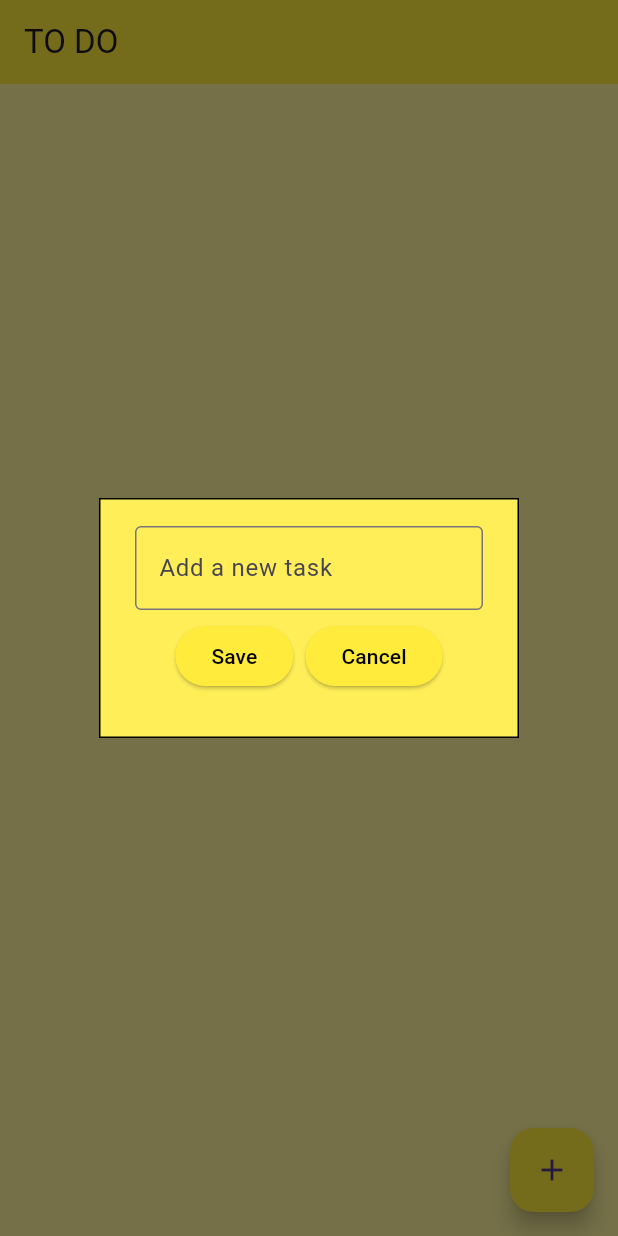
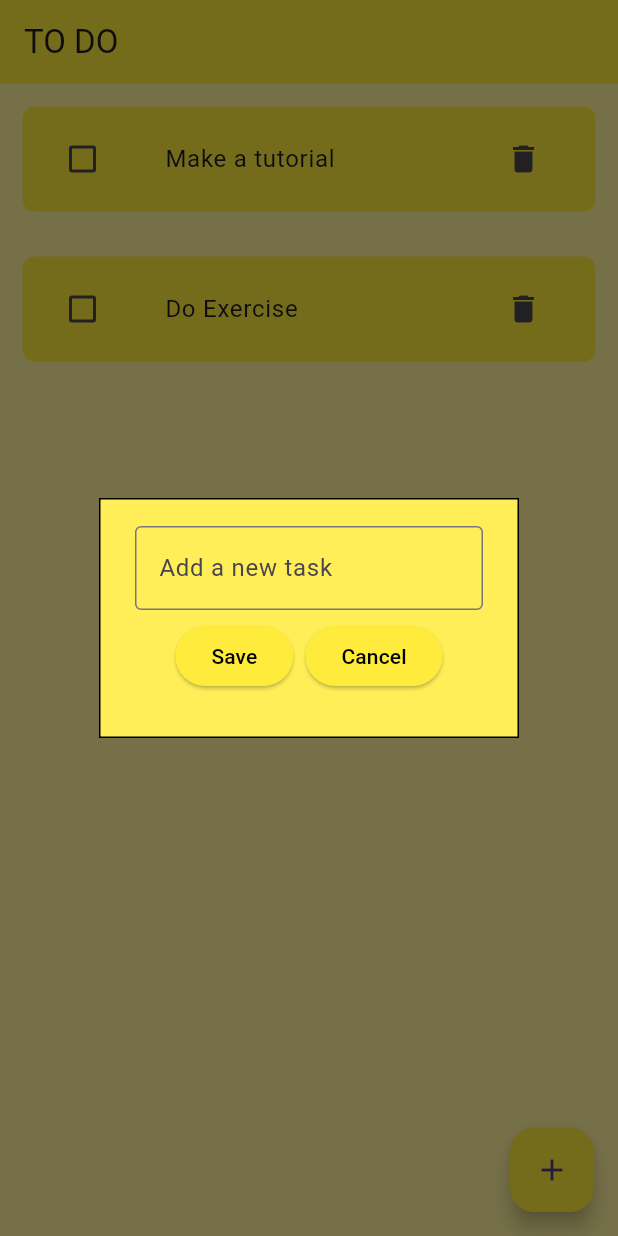
Before and after one commit to DanielLeke/To-Do-App, a Flutter app: the screen it shows after launch, after a tap on the "add" icon, on a phone screen of 412 x 824 dp. Run offline on Flutter 3.47's test engine with Material 3 defaults, Android fonts, the phone set to English and light mode, and no system bars.

```diff
--- a/lib/pages/home_page.dart
+++ b/lib/pages/home_page.dart
@@ -10,9 +10,13 @@ class HomePage extends StatefulWidget {
 }
 
 class _HomePageState extends State<HomePage> {
-  final List toDoItems = [];
+  final List toDoItems = [
+    ["Make a tutorial", false],
+    ["Do Exercise", false],
+  ];
   final _controller = TextEditingController();
   final List<dynamic> objectBuilder = List.filled(2, "");
+  void checkTheToDoItems() => print(toDoItems);
 
   @override
   Widget build(BuildContext context) {
@@ -34,6 +38,7 @@ class _HomePageState extends State<HomePage> {
                     saveAction: () {
                       setState(() {
                         toDoItems.add([_controller.text, false]);
+                        checkTheToDoItems();
                       });
                       Navigator.of(context).pop();
                     },
--- a/lib/utilities/dialog_box.dart
+++ b/lib/utilities/dialog_box.dart
@@ -20,8 +20,9 @@ class DialogBox extends StatelessWidget {
         height: 120,
         child:
             Column(mainAxisAlignment: MainAxisAlignment.spaceEvenly, children: [
-          const TextField(
-            decoration: InputDecoration(
+          TextField(
+            controller: textcontroller,
+            decoration: const InputDecoration(
               border: OutlineInputBorder(),
               hintText: "Add a new task",
             ),
```
